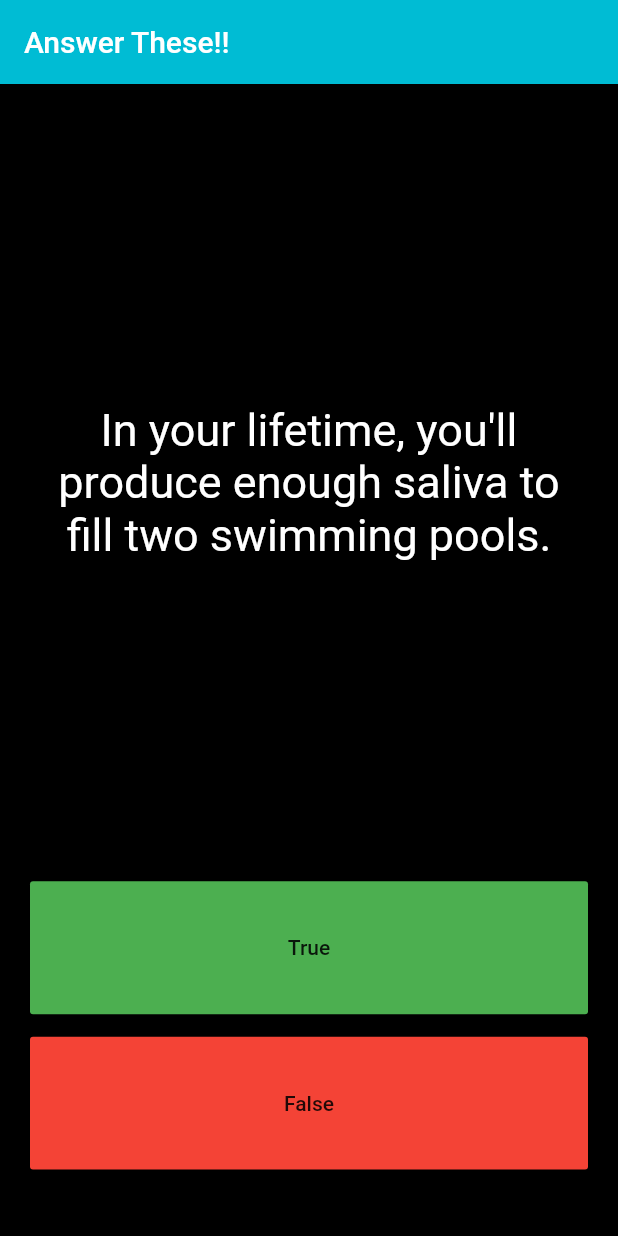
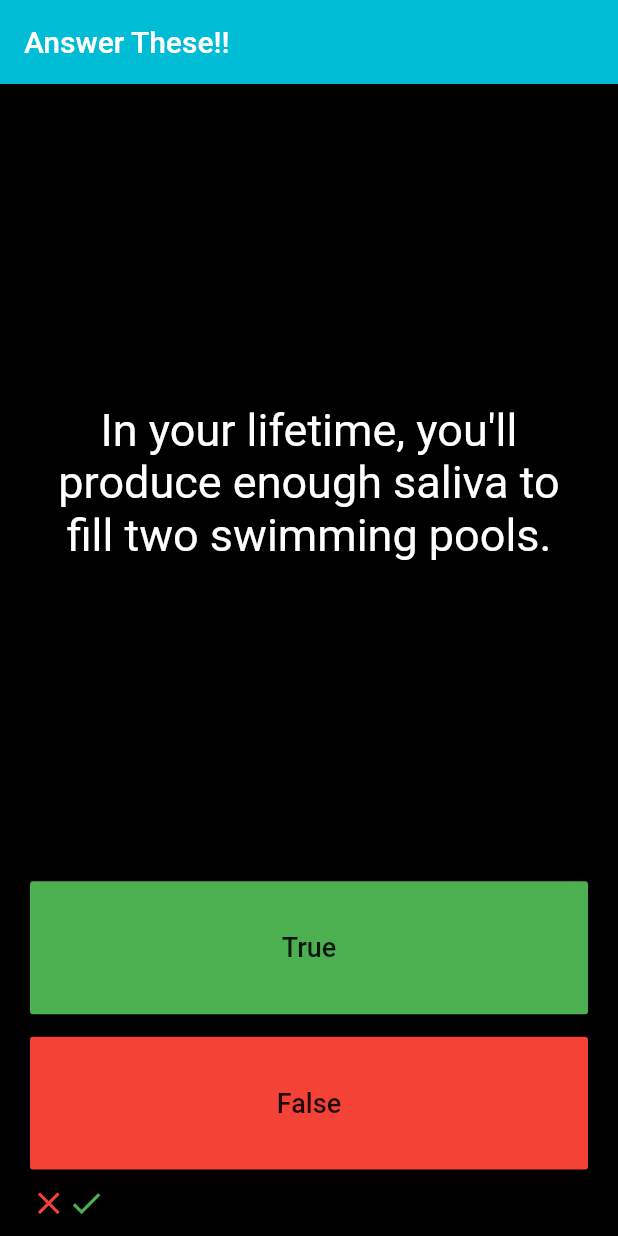
Before and after one commit to Sneha1123/Flutter, a Flutter app: the screen it shows after launch, after a tap on "True", after a tap on "False", on a phone screen of 412 x 824 dp. Run offline on Flutter 3.47's test engine with Material 2 defaults, Android fonts, the phone set to English and light mode, and no system bars; our stand-ins replace audioplayers.

Commit message:
encapsulation done

```diff
--- a/Documentation.txt
+++ b/Documentation.txt
@@ -9,6 +9,7 @@ important sites:
 - https://www.canva.com/
 - https://github.com/londonappbrewery/Flutter-Course-Resources
 - https://fonts.google.com/
+- https://material.io/resources/icons/?style=baseline
 - https://pub.dev/flutter/packages
 - https://dart.dev/guides/libraries/library-tour#collections
 
--- a/Quizzler/lib/main.dart
+++ b/Quizzler/lib/main.dart
@@ -1,5 +1,7 @@
 import 'package:flutter/material.dart';
+import 'package:Quizzler/questionBank.dart';
 
+QuestionBank quesBank=QuestionBank();
 void main() {
   runApp(MyApp());
 }
@@ -33,7 +35,8 @@ class QuizApp extends StatefulWidget {
 
 class _QuizAppState extends State<QuizApp> {
   List <Icon> scoreKeeper=[];
-  List <String> questions=[
+   int questionIndex=0;
+/*   List <String> questions=[
     'You only use 10% of your brain', //false
     'The Royal Family aren\'t allowed to play Monopoly', //false
     'In your lifetime, you\'ll produce enough saliva to fill two swimming pools.', //true
@@ -44,22 +47,59 @@ class _QuizAppState extends State<QuizApp> {
     'It\'s illegal to kill a fly in the Houses of Parliament',//false
     'In South Korea, you can only be a masseuse if you\'re blind or partially sighted', //true
     'Buzz Aldrin was the first person to urinate on moon' //true
-  ];
-  int questionIndex=0;
+  ]; */
+
+ /*  List <bool> answers=[
+    false,
+    false,
+    true,
+    true,
+    true,
+    false,
+    false,
+    false,
+    true,
+    true
+  ]; */
+
 
   //function to get the buttons
-  Expanded getButton({String value, Color color}){
+  Expanded getButton({String value, Color color, bool bValue}){
     return Expanded(
       flex: 2,
           child: FlatButton(
             color: color,
             onPressed: () {
+              var correctAnswer=quesBank.getAnswer();
+              if(correctAnswer == bValue){
+                setState(() {
+                   scoreKeeper.add(Icon(
+                  Icons.check,
+                  color: Colors.green,
+                  size: 25.0,)
+                );
+                });
+               }
+              else{
+                setState(() {
+                  scoreKeeper.add(Icon(
+                  Icons.close,
+                  color: Colors.red,
+                  size: 25.0,),);
+                });
+
+              }
               setState(() {
-                questionIndex = questionIndex + 1;
+
+               quesBank.questionsOver();
+
               });
 
             },
-            child: Text(value),
+            child: Text(value,
+            style: TextStyle(
+              fontSize: 18.0
+            ),),
           ),
     );
   }
@@ -73,7 +113,7 @@ class _QuizAppState extends State<QuizApp> {
           flex: 12,
                   child: Center(
                     child: Text(
-                      questions[questionIndex],
+                      quesBank.getQuestion(),
                       textAlign: TextAlign.center,
           style: TextStyle(
             fontSize: 30.0,
@@ -84,17 +124,15 @@ class _QuizAppState extends State<QuizApp> {
           ),
                   ),
         ),
-        getButton(value:'True', color: Colors.green),
+        getButton(value:'True', color: Colors.green, bValue: true),
         SizedBox(
           height: 15.0,
         ),
-        getButton(value:'False', color: Colors.red),
+        getButton(value:'False', color: Colors.red, bValue: false),
         Expanded(
 
                   child: Row(
-            children: <Widget>[
-
-            ],
+            children: scoreKeeper
           ),
         ),
       ],
--- /dev/null
+++ b/Quizzler/lib/question.dart
@@ -0,0 +1,9 @@
+class Question{
+
+  String question;
+  bool answer;
+  Question({String ques, bool ans}){
+    question=ques;
+    answer=ans;
+  }
+}
--- /dev/null
+++ b/Quizzler/lib/questionBank.dart
@@ -0,0 +1,33 @@
+import 'package:flutter/material.dart';
+import 'package:Quizzler/question.dart';
+
+class QuestionBank{
+  int _questionNum=0;
+  List <Question> _allQuestions=[
+    Question(ques:'You only use 10% of your brain',ans:false),
+    Question(ques:'The Royal Family aren\'t allowed to play Monopoly',ans:false),
+    Question(ques:'In your lifetime, you\'ll produce enough saliva to fill two swimming pools.',ans:true),
+    Question(ques:'A child could swim through the veins of a blue whale',ans:true),
+    Question(ques:'It\'s possible to hear a lion\'s roar from 5 miles away',ans:true),
+    Question(ques:'Lightning never strikes the same place more than once',ans:false),
+    Question(ques:'The youngest person to climb Everest was 10 years old',ans:false),
+    Question(ques:'It\'s illegal to kill a fly in the Houses of Parliament',ans:false),
+    Question(ques:'In South Korea, you can only be a masseuse if you\'re blind or partially sighted',ans:true),
+    Question(ques:'Buzz Aldrin was the first person to urinate on moon',ans:true)
+    ];
+
+String getQuestion(){
+return _allQuestions[_questionNum].question;
+}
+
+bool getAnswer(){
+  return _allQuestions[_questionNum].answer;
+}
+
+void questionsOver(){
+  if(_questionNum < _allQuestions.length-1){
+    _questionNum++;
+  }
+
+}
+}
```
